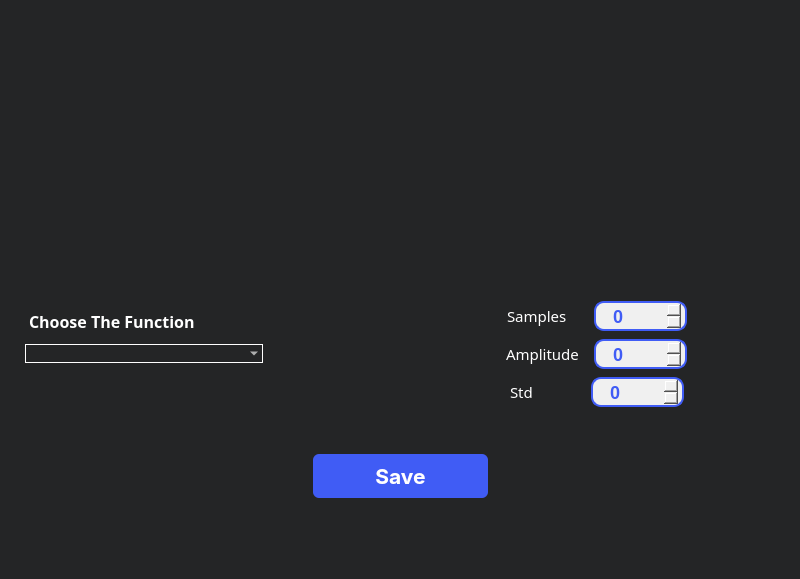
The window that SmoothingWindow.ui (joyou159/Signal-Equalizer) describes before a commit, drawn with Qt 5.
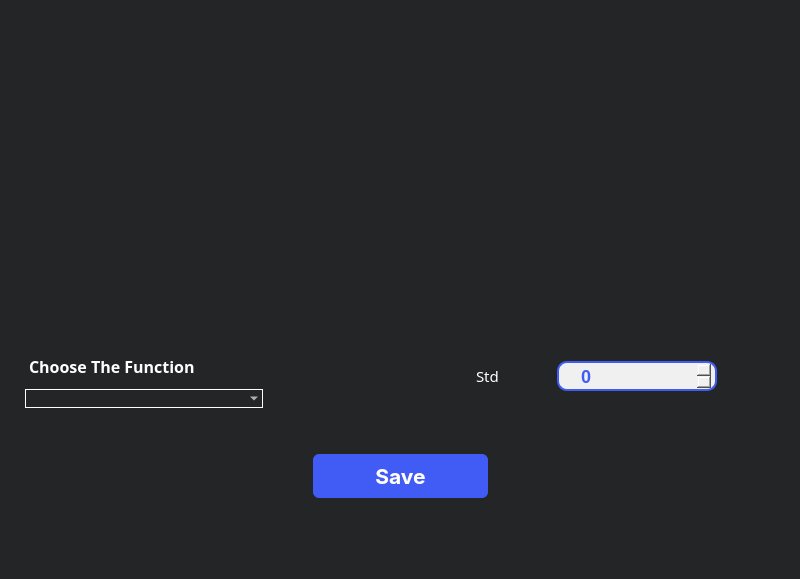
The same window after the commit. Icons and pictures are not drawn. Custom widgets are drawn as their Qt base class.

Commit message: window function

The edit to the form file:
```diff
--- a/SmoothingWindow.ui
+++ b/SmoothingWindow.ui
@@ -129,220 +129,10 @@
          </layout>
         </item>
         <item>
-         <layout class="QVBoxLayout" name="verticalLayout_2" stretch="0,0,0">
+         <layout class="QVBoxLayout" name="verticalLayout_2" stretch="0">
           <property name="spacing">
            <number>6</number>
           </property>
-          <item>
-           <layout class="QHBoxLayout" name="horizontalLayout_8">
-            <item>
-             <spacer name="horizontalSpacer_9">
-              <property name="orientation">
-               <enum>Qt::Horizontal</enum>
-              </property>
-              <property name="sizeHint" stdset="0">
-               <size>
-                <width>40</width>
-                <height>20</height>
-               </size>
-              </property>
-             </spacer>
-            </item>
-            <item>
-             <widget class="QLabel" name="samples">
-              <property name="sizePolicy">
-               <sizepolicy hsizetype="Maximum" vsizetype="Maximum">
-                <horstretch>0</horstretch>
-                <verstretch>0</verstretch>
-               </sizepolicy>
-              </property>
-              <property name="font">
-               <font>
-                <family>Overpass SemiBold</family>
-                <pointsize>11</pointsize>
-                <bold>false</bold>
-               </font>
-              </property>
-              <property name="styleSheet">
-               <string notr="true">color:white;
-font-weight:10000px;
-margin: 5px 0 ;</string>
-              </property>
-              <property name="text">
-               <string>Samples   </string>
-              </property>
-             </widget>
-            </item>
-            <item>
-             <widget class="QSpinBox" name="samplesSpinBox">
-              <property name="enabled">
-               <bool>true</bool>
-              </property>
-              <property name="styleSheet">
-               <string notr="true">/* QSpinBox */
-QSpinBox {
-    background-color: #f0f0f0; /* Light background color */
-    color: #405cf5; /* Dark text color */
-    border: 2px solid #405cf5; /* Add a border for a modern look */
-    border-radius: 10px; /* Slightly rounder corners */
-    padding: 3px 8px; /* Increase padding for spacing */
-	padding-left: 15px;
-	margin: 0 5px;
-    font-weight: bold;
-    font-size: 18px; /* Adjust font size */
-    text-align: center;
-	height:20px; 
-width: 50px;
-}
-
-/* QSpinBox Up Button (on the right) */
-QSpinBox::up-button {
-	
-	image: url(Icons/plus-circle.png);
-    border-radius: 50%; /* Round button corners */
-    width: 25px;
-    height: 25px;
-    subcontrol-position: right; /* Place the up-button on the right */
-}
-
-/* QSpinBox Down Button (on the left) */
-QSpinBox::down-button {
-	
-	image: url(Icons/minus-circle.png);
-    border-radius: 5px; /* Round button corners */
-    width: 25px;
-    height: 25px;
-    subcontrol-position: left; /* Place the down-button on the left */
-}
-
-QSpinBox::up-button:hover, QSpinBox::down-button:hover {
-    background-color: #9fadfa; /* Change button color on hover */
-	 border-radius: 10px;
-}
-</string>
-              </property>
-             </widget>
-            </item>
-            <item>
-             <spacer name="horizontalSpacer_10">
-              <property name="orientation">
-               <enum>Qt::Horizontal</enum>
-              </property>
-              <property name="sizeHint" stdset="0">
-               <size>
-                <width>40</width>
-                <height>20</height>
-               </size>
-              </property>
-             </spacer>
-            </item>
-           </layout>
-          </item>
-          <item>
-           <layout class="QHBoxLayout" name="horizontalLayout_6">
-            <item>
-             <spacer name="horizontalSpacer_5">
-              <property name="orientation">
-               <enum>Qt::Horizontal</enum>
-              </property>
-              <property name="sizeHint" stdset="0">
-               <size>
-                <width>40</width>
-                <height>20</height>
-               </size>
-              </property>
-             </spacer>
-            </item>
-            <item>
-             <widget class="QLabel" name="Amplitude">
-              <property name="sizePolicy">
-               <sizepolicy hsizetype="Maximum" vsizetype="Maximum">
-                <horstretch>0</horstretch>
-                <verstretch>0</verstretch>
-               </sizepolicy>
-              </property>
-              <property name="font">
-               <font>
-                <family>Overpass SemiBold</family>
-                <pointsize>11</pointsize>
-                <bold>false</bold>
-               </font>
-              </property>
-              <property name="styleSheet">
-               <string notr="true">color:white;
-font-weight:10000px;
-margin: 5px 0 ;</string>
-              </property>
-              <property name="text">
-               <string>Amplitude</string>
-              </property>
-             </widget>
-            </item>
-            <item>
-             <widget class="QSpinBox" name="ampSpinBox">
-              <property name="enabled">
-               <bool>true</bool>
-              </property>
-              <property name="styleSheet">
-               <string notr="true">/* QSpinBox */
-QSpinBox {
-    background-color: #f0f0f0; /* Light background color */
-    color: #405cf5; /* Dark text color */
-    border: 2px solid #405cf5; /* Add a border for a modern look */
-    border-radius: 10px; /* Slightly rounder corners */
-    padding: 3px 8px; /* Increase padding for spacing */
-	padding-left: 15px;
-	margin: 0 5px;
-    font-weight: bold;
-    font-size: 18px; /* Adjust font size */
-    text-align: center;
-	height:20px; 
-width: 50px;
-}
-
-/* QSpinBox Up Button (on the right) */
-QSpinBox::up-button {
-	
-	image: url(Icons/plus-circle.png);
-    border-radius: 50%; /* Round button corners */
-    width: 25px;
-    height: 25px;
-    subcontrol-position: right; /* Place the up-button on the right */
-}
-
-/* QSpinBox Down Button (on the left) */
-QSpinBox::down-button {
-	
-	image: url(Icons/minus-circle.png);
-    border-radius: 5px; /* Round button corners */
-    width: 25px;
-    height: 25px;
-    subcontrol-position: left; /* Place the down-button on the left */
-}
-
-QSpinBox::up-button:hover, QSpinBox::down-button:hover {
-    background-color: #9fadfa; /* Change button color on hover */
-	 border-radius: 10px;
-}
-</string>
-              </property>
-             </widget>
-            </item>
-            <item>
-             <spacer name="horizontalSpacer_2">
-              <property name="orientation">
-               <enum>Qt::Horizontal</enum>
-              </property>
-              <property name="sizeHint" stdset="0">
-               <size>
-                <width>40</width>
-                <height>20</height>
-               </size>
-              </property>
-             </spacer>
-            </item>
-           </layout>
-          </item>
           <item>
            <layout class="QHBoxLayout" name="horizontalLayout_7">
             <property name="spacing">
@@ -398,14 +188,14 @@
     color: #405cf5; /* Dark text color */
     border: 2px solid #405cf5; /* Add a border for a modern look */
     border-radius: 10px; /* Slightly rounder corners */
-    padding: 3px 8px; /* Increase padding for spacing */
-	padding-left: 15px;
+    padding: 3px 20px; /* Increase padding for spacing */
+
 	margin: 0 5px;
     font-weight: bold;
     font-size: 18px; /* Adjust font size */
     text-align: center;
 	height:20px; 
-width: 50px;
+	width: 100px;
 }
 
 /* QSpinBox Up Button (on the right) */
@@ -441,6 +231,9 @@
               <property name="orientation">
                <enum>Qt::Horizontal</enum>
               </property>
+              <property name="sizeType">
+               <enum>QSizePolicy::Expanding</enum>
+              </property>
               <property name="sizeHint" stdset="0">
                <size>
                 <width>40</width>
```
The commit also changes 1 other file.
